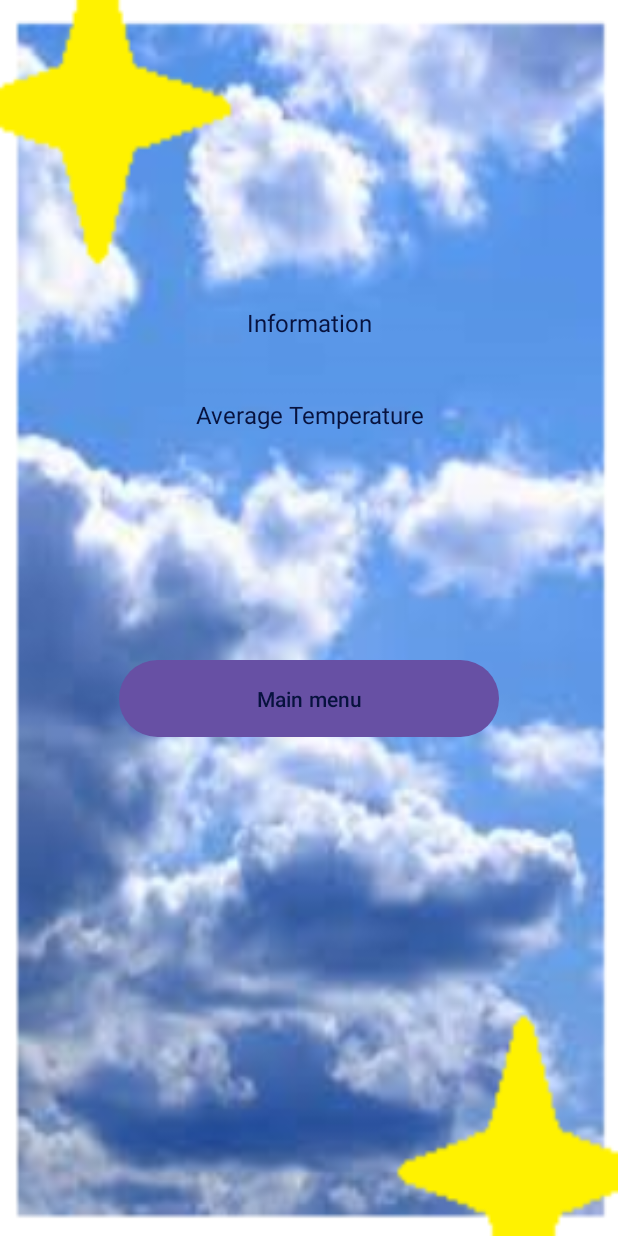
After one commit to ST10450853-NKOSINATHIMAQUNGELA/10450853_IMAD5112_Practicum, an Android app: the DetailedViewScreen screen opened directly, with no data from a screen before it, on a phone screen of 412 x 824 dp. The commit adds this screen. Run offline under Robolectric (Android 15) with nearby library versions, the phone set to English and light mode, and no system bars.

Commit message:
Added methods to the code for adding the information and clearing it from out array. Added a third screen for our detailed view.

```diff
--- a/app/src/main/AndroidManifest.xml
+++ b/app/src/main/AndroidManifest.xml
@@ -13,6 +13,9 @@
         android:theme="@style/Theme._10450853_IMAD5112_Practicum"
         tools:targetApi="31">
         <activity
+            android:name=".DetailedViewScreen"
+            android:exported="false" />
+        <activity
             android:name=".MainScreen"
             android:exported="false" />
         <activity
--- /dev/null
+++ b/app/src/main/java/com/example/a10450853_imad5112_practicum/DetailedViewScreen.kt
@@ -0,0 +1,21 @@
+package com.example.a10450853_imad5112_practicum
+
+import android.os.Bundle
+import androidx.activity.enableEdgeToEdge
+import androidx.appcompat.app.AppCompatActivity
+import androidx.core.view.ViewCompat
+import androidx.core.view.WindowInsetsCompat
+
+class DetailedViewScreen : AppCompatActivity() {
+    override fun onCreate(savedInstanceState: Bundle?) {
+        super.onCreate(savedInstanceState)
+        enableEdgeToEdge()
+        setContentView(R.layout.activity_detailed_view_screen)
+        ViewCompat.setOnApplyWindowInsetsListener(findViewById(R.id.main)) { v, insets ->
+            val systemBars = insets.getInsets(WindowInsetsCompat.Type.systemBars())
+            v.setPadding(systemBars.left, systemBars.top, systemBars.right, systemBars.bottom)
+            insets
+        }
+
+    }
+}
--- /dev/null
+++ b/app/src/main/res/layout/activity_detailed_view_screen.xml
@@ -0,0 +1,47 @@
+<?xml version="1.0" encoding="utf-8"?>
+<LinearLayout xmlns:android="http://schemas.android.com/apk/res/android"
+    xmlns:app="http://schemas.android.com/apk/res-auto"
+    xmlns:tools="http://schemas.android.com/tools"
+    android:id="@+id/main"
+    android:layout_width="match_parent"
+    android:layout_height="match_parent"
+    android:background="@drawable/weather2"
+    android:orientation="vertical"
+    tools:context=".DetailedViewScreen">
+
+    <Space
+        android:layout_width="match_parent"
+        android:layout_height="204dp" />
+
+    <TextView
+        android:id="@+id/infoTextView"
+        android:layout_width="match_parent"
+        android:layout_height="61dp"
+        android:layout_gravity="center"
+        android:text="Information"
+        android:textAlignment="center"
+        android:textColor="#07123E"
+        android:textSize="16sp" />
+
+    <TextView
+        android:id="@+id/avgTempTextView"
+        android:layout_width="match_parent"
+        android:layout_height="61dp"
+        android:layout_gravity="center"
+        android:text="Average Temperature"
+        android:textAlignment="center"
+        android:textColor="#07123E"
+        android:textSize="16sp" />
+
+    <Space
+        android:layout_width="match_parent"
+        android:layout_height="109dp" />
+
+    <Button
+        android:id="@+id/homeButton"
+        android:layout_width="253dp"
+        android:layout_height="59dp"
+        android:layout_gravity="center"
+        android:text="Main menu"
+        android:textColor="#07123E" />
+</LinearLayout>
```
Also changed, not shown: app/src/main/java/com/example/a10450853_imad5112_practicum/MainScreen.kt (+64 -5 lines), app/src/main/res/layout/activity_main_screen.xml (+4 -5 lines).
